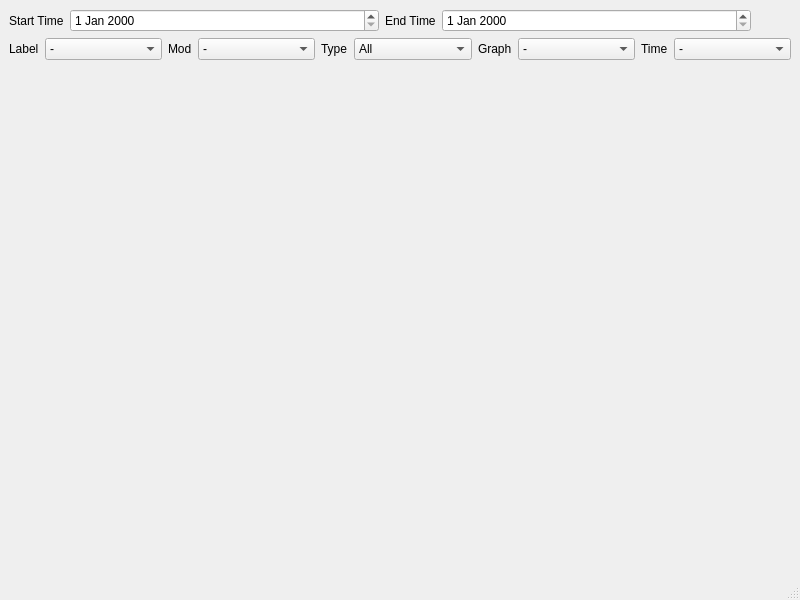
Before: the Qt Designer form chartwindow.ui in zyy1214/moyu-helper, drawn with Qt 5.
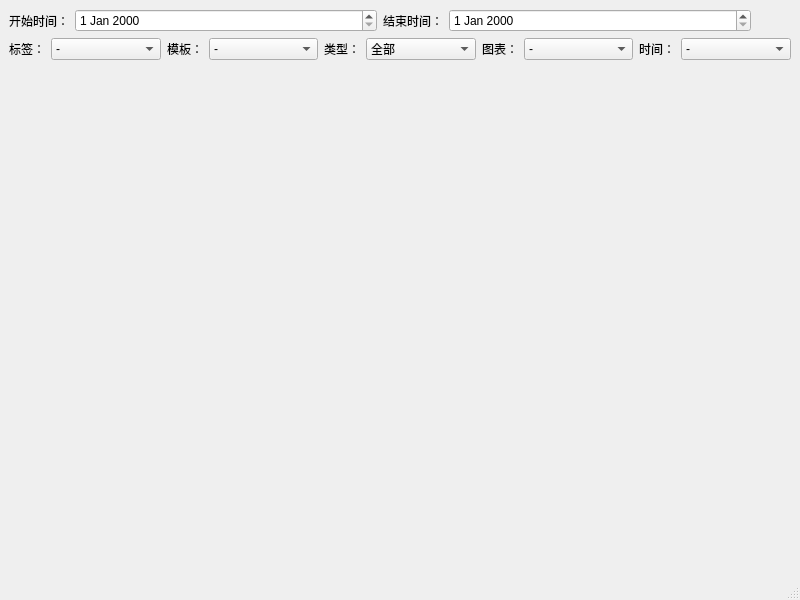
After: the same form once the commit is applied.

Commit message: 英文修改至中文

```diff
--- a/chartwindow.ui
+++ b/chartwindow.ui
@@ -28,7 +28,7 @@
            </sizepolicy>
           </property>
           <property name="text">
-           <string>Start Time</string>
+           <string>开始时间：</string>
           </property>
          </widget>
         </item>
@@ -51,7 +51,7 @@
            </sizepolicy>
           </property>
           <property name="text">
-           <string>End Time</string>
+           <string>结束时间：</string>
           </property>
          </widget>
         </item>
@@ -96,7 +96,7 @@
          </sizepolicy>
         </property>
         <property name="text">
-         <string>Label</string>
+         <string>标签：</string>
         </property>
        </widget>
       </item>
@@ -123,7 +123,7 @@
          </sizepolicy>
         </property>
         <property name="text">
-         <string>Mod</string>
+         <string>模板：</string>
         </property>
        </widget>
       </item>
@@ -145,7 +145,7 @@
          </sizepolicy>
         </property>
         <property name="text">
-         <string>Type</string>
+         <string>类型：</string>
         </property>
        </widget>
       </item>
@@ -153,7 +153,7 @@
        <widget class="QComboBox" name="select_type">
         <item>
          <property name="text">
-          <string>All</string>
+          <string>全部</string>
          </property>
         </item>
         <item>
@@ -177,7 +177,7 @@
          </sizepolicy>
         </property>
         <property name="text">
-         <string>Graph</string>
+         <string>图表：</string>
         </property>
        </widget>
       </item>
@@ -199,7 +199,7 @@
          </sizepolicy>
         </property>
         <property name="text">
-         <string>Time</string>
+         <string>时间：</string>
         </property>
        </widget>
       </item>
```
Left out of the diff: 8 changed lines with no effect on the pictures. The commit also changes 2 other files.
